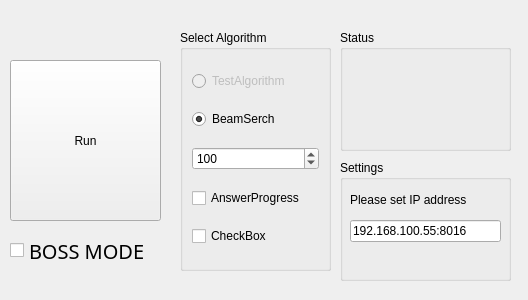
Old version of the form Slave/neoslaver.ui in the repository tnct-spc/procon2017-comp.
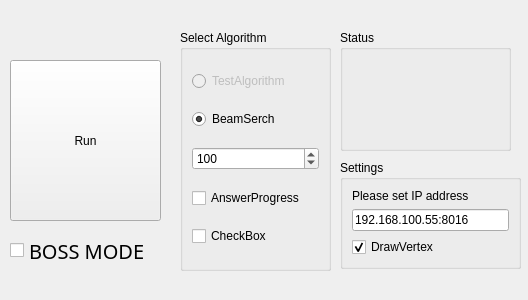
New version of the form.

```diff
--- a/Slave/neoslaver.ui
+++ b/Slave/neoslaver.ui
@@ -138,39 +138,39 @@
     <rect>
      <x>340</x>
      <y>160</y>
-     <width>171</width>
-     <height>121</height>
+     <width>181</width>
+     <height>109</height>
     </rect>
    </property>
    <property name="title">
     <string>Settings</string>
    </property>
+   <layout class="QGridLayout" name="gridLayout">
+    <item row="0" column="0">
    <widget class="QLabel" name="label">
-    <property name="geometry">
-     <rect>
-      <x>10</x>
-      <y>30</y>
-      <width>141</width>
-      <height>20</height>
-     </rect>
-    </property>
     <property name="text">
      <string>Please set IP address</string>
     </property>
    </widget>
+    </item>
+    <item row="1" column="0">
    <widget class="QLineEdit" name="ip_address">
-    <property name="geometry">
-     <rect>
-      <x>10</x>
-      <y>60</y>
-      <width>151</width>
-      <height>22</height>
-     </rect>
-    </property>
     <property name="text">
      <string>192.168.100.55:8016</string>
     </property>
    </widget>
+    </item>
+    <item row="2" column="0">
+     <widget class="QCheckBox" name="draw_vertex">
+      <property name="text">
+       <string>DrawVertex</string>
+      </property>
+      <property name="checked">
+       <bool>true</bool>
+      </property>
+     </widget>
+    </item>
+   </layout>
   </widget>
  </widget>
  <resources/>
```
Lines whose indentation alone changed are shown as unchanged.
